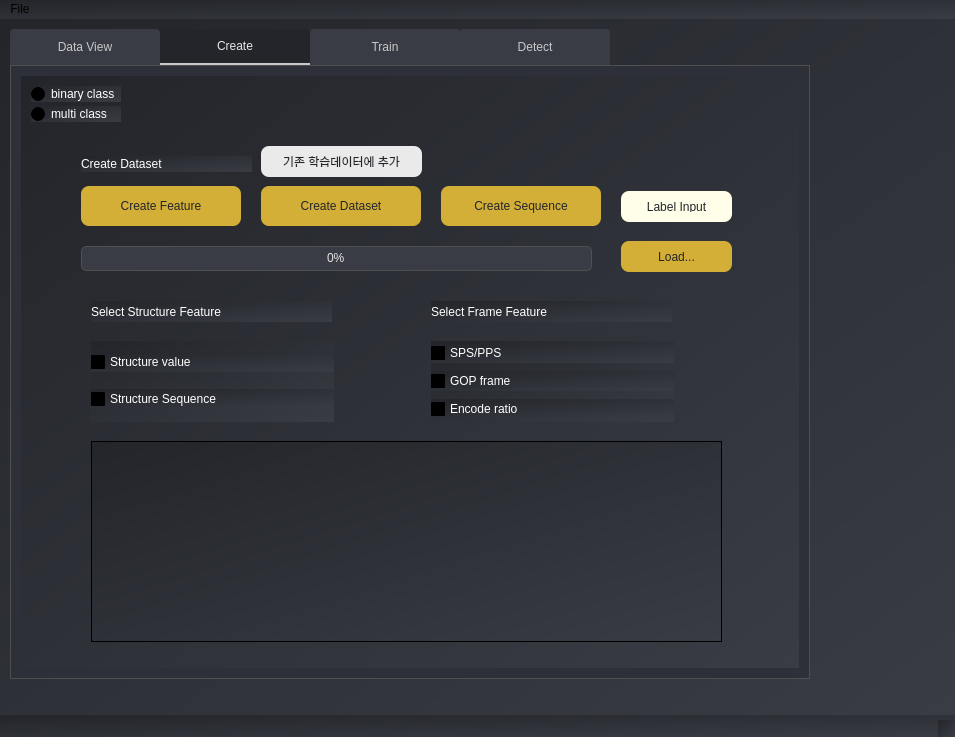
Above: AiFileDetector_2024/new.ui from jamemanionda/AiFileDetector_2024 before the change. Below: the same form after it.
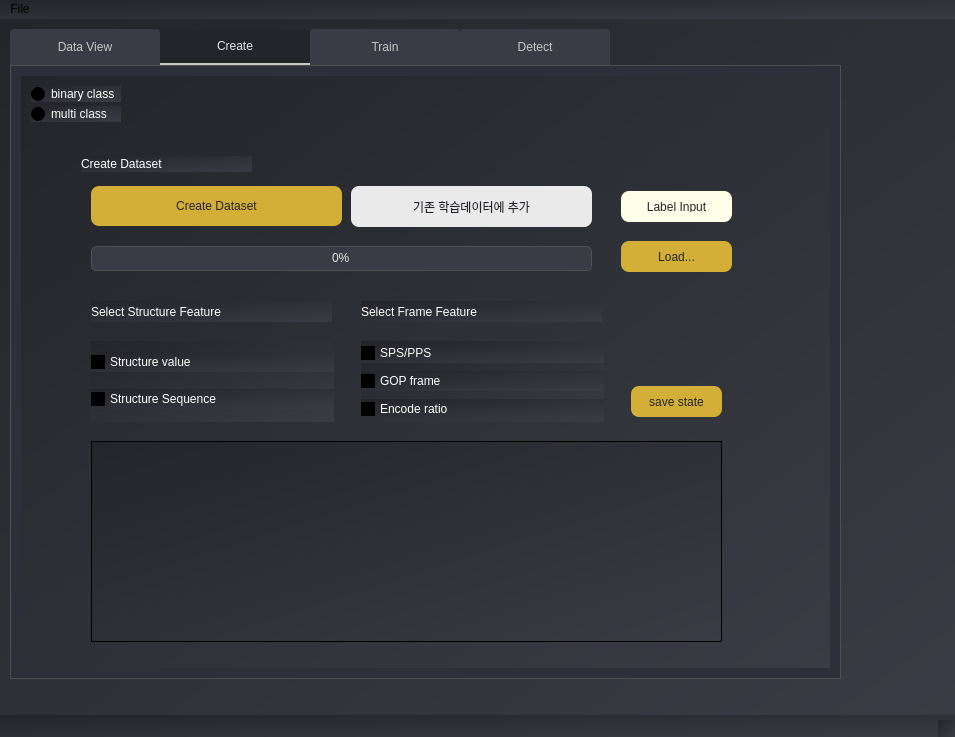
That is the form after the change. The open tabs and pages were chosen to show the change.

Diff of the .ui file:
```diff
--- a/AiFileDetector_2024/new.ui
+++ b/AiFileDetector_2024/new.ui
@@ -22,7 +22,7 @@
      <rect>
       <x>10</x>
       <y>10</y>
-      <width>800</width>
+      <width>831</width>
       <height>650</height>
      </rect>
     </property>
@@ -270,45 +270,12 @@
        <string>Create Dataset</string>
       </property>
      </widget>
-     <widget class="QPushButton" name="feature_create1">
-      <property name="geometry">
-       <rect>
-        <x>60</x>
-        <y>110</y>
-        <width>160</width>
-        <height>40</height>
-       </rect>
-      </property>
-      <property name="styleSheet">
-       <string notr="true">
-QPushButton {
-  background-color: rgb(212, 175, 55);  /* Gold color */
-  color: rgb(35, 37, 42);
-  font: bold 10pt &quot;Playfair Display&quot;;
-  border-radius: 8px;
-  padding: 10px;
-}
-
-QPushButton:hover {
-  background-color: rgb(183, 149, 11);
-}
-
-QPushButton:pressed {
-  background-color: rgb(212, 175, 55);
-  border: 1px solid rgb(160, 130, 0);
-}
-</string>
-      </property>
-      <property name="text">
-       <string>Create Feature</string>
-      </property>
-     </widget>
      <widget class="QPushButton" name="create_value2">
       <property name="geometry">
        <rect>
-        <x>240</x>
+        <x>70</x>
         <y>110</y>
-        <width>160</width>
+        <width>251</width>
         <height>40</height>
        </rect>
       </property>
@@ -336,39 +303,6 @@
        <string>Create Dataset</string>
       </property>
      </widget>
-     <widget class="QPushButton" name="create_sequence3">
-      <property name="geometry">
-       <rect>
-        <x>420</x>
-        <y>110</y>
-        <width>160</width>
-        <height>40</height>
-       </rect>
-      </property>
-      <property name="styleSheet">
-       <string notr="true">
-QPushButton {
-  background-color: rgb(212, 175, 55);
-  color: rgb(35, 37, 42);
-  font: bold 10pt &quot;Playfair Display&quot;;
-  border-radius: 8px;
-  padding: 10px;
-}
-
-QPushButton:hover {
-  background-color: rgb(183, 149, 11);
-}
-
-QPushButton:pressed {
-  background-color: rgb(212, 175, 55);
-  border: 1px solid rgb(160, 130, 0);
-}
-</string>
-      </property>
-      <property name="text">
-       <string>Create Sequence</string>
-      </property>
-     </widget>
      <widget class="QPushButton" name="LoadButton">
       <property name="geometry">
        <rect>
@@ -405,9 +339,9 @@
      <widget class="QProgressBar" name="progress_bar">
       <property name="geometry">
        <rect>
-        <x>60</x>
+        <x>70</x>
         <y>170</y>
-        <width>511</width>
+        <width>501</width>
         <height>25</height>
        </rect>
       </property>
@@ -524,7 +458,7 @@
      <widget class="QLabel" name="label_9">
       <property name="geometry">
        <rect>
-        <x>410</x>
+        <x>340</x>
         <y>225</y>
         <width>241</width>
         <height>21</height>
@@ -541,7 +475,7 @@
      <widget class="QWidget" name="verticalLayoutWidget_3">
       <property name="geometry">
        <rect>
-        <x>410</x>
+        <x>340</x>
         <y>265</y>
         <width>243</width>
         <height>81</height>
@@ -652,10 +586,10 @@
      <widget class="QPushButton" name="exist_csv_but">
       <property name="geometry">
        <rect>
-        <x>240</x>
-        <y>70</y>
-        <width>161</width>
-        <height>31</height>
+        <x>330</x>
+        <y>110</y>
+        <width>241</width>
+        <height>41</height>
        </rect>
       </property>
       <property name="styleSheet">
@@ -682,6 +616,39 @@
        <string>기존 학습데이터에 추가</string>
       </property>
      </widget>
+     <widget class="QPushButton" name="stateButton">
+      <property name="geometry">
+       <rect>
+        <x>610</x>
+        <y>310</y>
+        <width>91</width>
+        <height>31</height>
+       </rect>
+      </property>
+      <property name="styleSheet">
+       <string notr="true">
+QPushButton {
+  background-color: rgb(212, 175, 55);
+  color: rgb(35, 37, 42);
+  font: bold 10pt &quot;Arial&quot;;
+  border-radius: 8px;
+  padding: 10px;
+}
+
+QPushButton:hover {
+  background-color: rgb(183, 149, 11);
+}
+
+QPushButton:pressed {
+  background-color: rgb(212, 175, 55);
+  border: 1px solid rgb(160, 130, 0);
+}
+</string>
+      </property>
+      <property name="text">
+       <string>save state</string>
+      </property>
+     </widget>
     </widget>
     <widget class="QWidget" name="tab">
      <attribute name="title">
```
Left out of the diff: 2 changed lines with no effect on the pictures.
